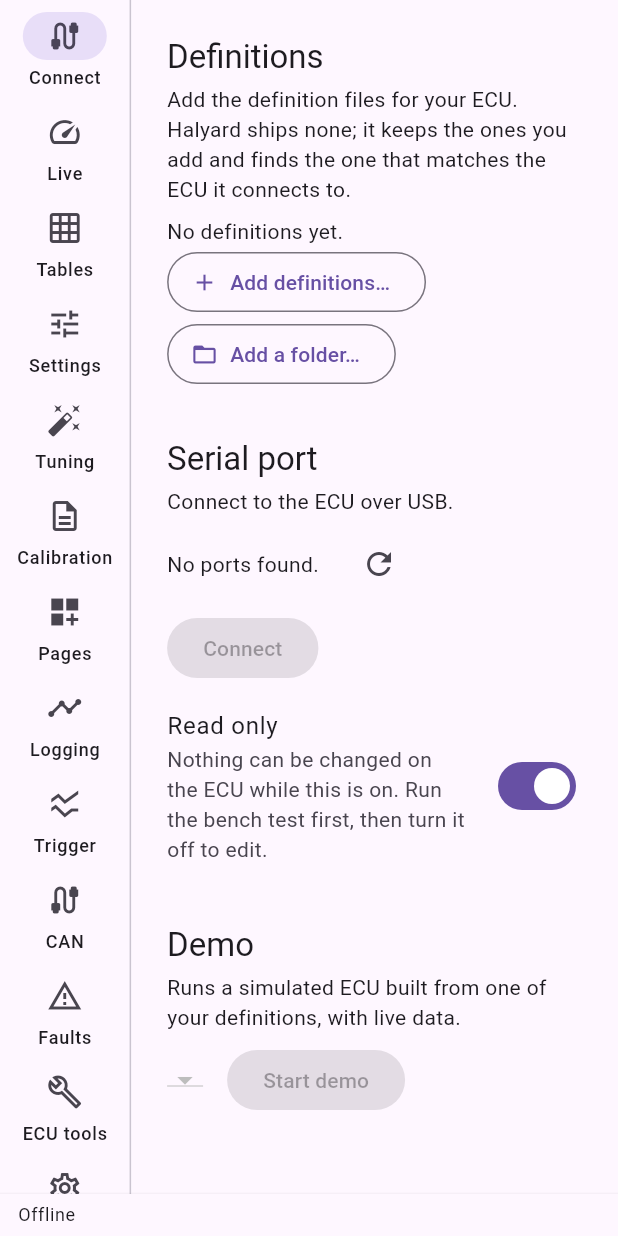
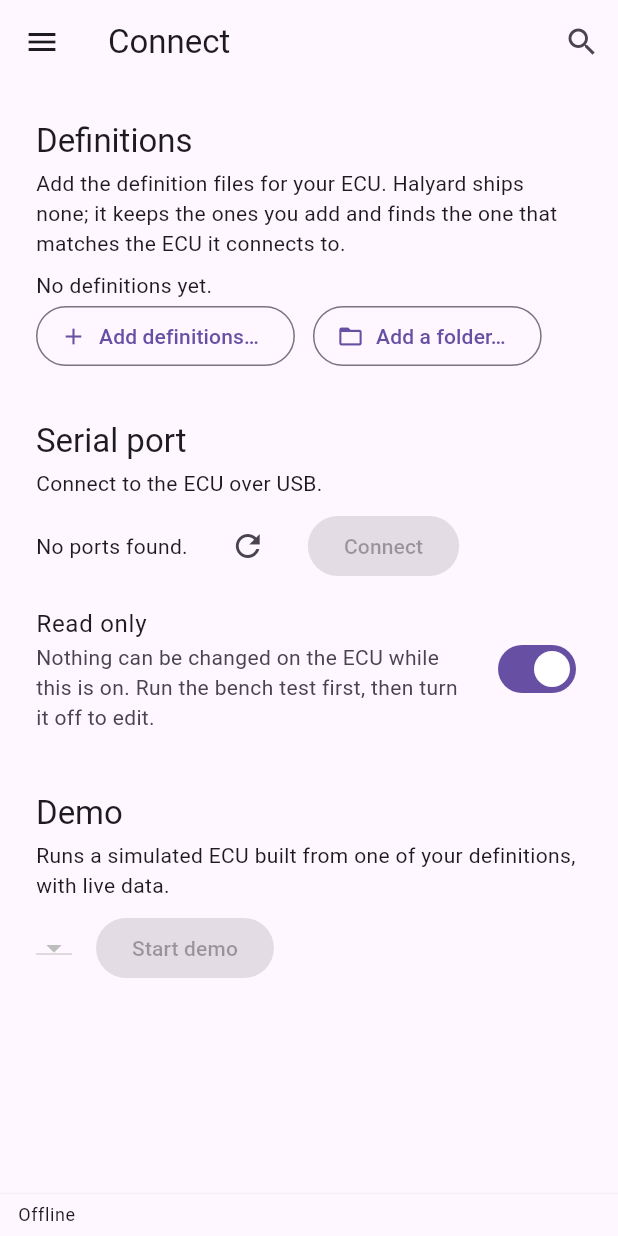
Before and after one commit to kurt-culley/Halyard, a Flutter app: the screen it shows after launch, on a phone screen of 412 x 824 dp. Run offline on Flutter 3.47's test engine with Material 3 defaults, Android fonts, the phone set to English and light mode, and no system bars; our stand-ins replace auto_route, material_ui, web; missing offline and left inert: dart:js_interop, file_selector, flutter_libserialport.

Commit message:
Phone layouts and a one-tap sample demo
The shell switches to a drawer below 720 px, the playback strip trims,
Tables shows the list and the editor in turn, and the web build serves
Halyard's own sample definition so the demo starts without a file.

Co-Authored-By: Claude Opus 5.5 <noreply@anthropic.com>
Claude-Session: https://claude.ai/code/session_01APgBrCQEMBo4JRP5wi1V3d

```diff
--- a/app/lib/app/desktop_root.dart
+++ b/app/lib/app/desktop_root.dart
@@ -1,3 +1,4 @@
+import 'package:flutter/foundation.dart' show kIsWeb;
 import 'package:halyard_core/halyard_core.dart';
 import 'package:material_ui/material_ui.dart';
 import 'package:provider/provider.dart';
@@ -14,12 +15,15 @@ import 'preferences.dart';
 /// definitions, the link the connect feature chooses and the write gate. The link is read only until the user says
 /// otherwise on the connect page.
 class DesktopRoot extends StatefulWidget {
-  const DesktopRoot({super.key, this.ports, this.storage, this.folders, this.saver});
+  const DesktopRoot({super.key, this.ports, this.storage, this.folders, this.saver, this.sample});
 
   /// The platform's when null; tests pass their own.
   final PortFinder? ports;
   final AppStorage? storage;
   final FolderPicker? folders;
+
+  /// Halyard's own sample definition; the platform's when not given (served beside the web app, none natively).
+  final DemoDefinitionSource? sample;
   final FileSaver? saver;
 
   @override
@@ -106,6 +110,7 @@ class _DesktopRootState extends State<DesktopRoot> {
         Provider.value(value: _tiles),
         Provider.value(value: _ports),
         Provider.value(value: _folders),
+        Provider<DemoDefinitionSource?>.value(value: widget.sample ?? (kIsWeb ? platformDemoDefinition() : null)),
         Provider.value(value: _saver),
         ChangeNotifierProvider.value(value: _link),
         Provider.value(value: _connection),
--- a/app/lib/app/desktop_shell.dart
+++ b/app/lib/app/desktop_shell.dart
@@ -85,8 +85,40 @@ class DesktopShellPage extends StatelessWidget {
         },
         child: Focus(
           autofocus: true,
-          child: Scaffold(
-            body: Row(
+          child: LayoutBuilder(
+            builder: (context, outer) {
+              // On a phone-width screen the destinations move into a drawer, so the page gets the width.
+              final narrow = outer.maxWidth < 720;
+              return Scaffold(
+                appBar: narrow
+                    ? AppBar(
+                        title: Text(_destinations[tabs.activeIndex].$1),
+                        actions: [
+                          IconButton(
+                            tooltip: WorkspaceStrings.palette,
+                            icon: const Icon(Icons.search),
+                            onPressed: () => openPalette(context, tabs),
+                          ),
+                        ],
+                      )
+                    : null,
+                drawer: narrow
+                    ? NavigationDrawer(
+                        selectedIndex: tabs.activeIndex,
+                        onDestinationSelected: (i) {
+                          tabs.setActiveIndex(i);
+                          Navigator.pop(context);
+                        },
+                        children: [
+                          const SizedBox(height: 12),
+                          for (final (label, icon, _) in _destinations)
+                            NavigationDrawerDestination(icon: Icon(icon), label: Text(label)),
+                        ],
+                      )
+                    : null,
+                body: narrow
+                    ? child
+                    : Row(
                         children: [
                           // The rail scrolls when the window is shorter than its destinations.
                           LayoutBuilder(
@@ -121,6 +153,8 @@ class DesktopShellPage extends StatelessWidget {
                   crossAxisAlignment: CrossAxisAlignment.stretch,
                   children: [PlaybackStrip(), _StatusBar()],
                 ),
+              );
+            },
           ),
         ),
       );
--- a/app/lib/features/connect/connect_controller.dart
+++ b/app/lib/features/connect/connect_controller.dart
@@ -12,13 +12,15 @@ class ConnectController extends ChangeNotifier {
     this._link,
     this._connection,
     this._session,
-    this._policy,
-  ) {
+    this._policy, [
+    this._sample,
+  ]) {
     _sub = _session.states.listen((_) => notifyListeners());
     unawaited(refreshPorts());
   }
 
   final SwitchablePolicy _policy;
+  final DemoDefinitionSource? _sample;
   final SavedDefinitions _saved;
   final FolderPicker _folders;
   DefinitionLibrary get _definitions => _saved.library;
@@ -88,6 +90,16 @@ class ConnectController extends ChangeNotifier {
   }
 
   /// Adds every definition in a folder the user picks; returns the files that weren't definitions.
+  /// Adds Halyard's own sample definition where the host serves one, and starts the demo on it; false without one.
+  Future<bool> startSampleDemo() async {
+    final text = await _sample?.fetch();
+    if (text == null || !await addDefinition(sampleName, text)) return false;
+    startDemo(sampleName);
+    return true;
+  }
+
+  static const sampleName = 'demo.medef';
+
   Future<List<String>> addFolder() async {
     final files = await _folders.pick('.medef');
     if (files == null) return const [];
--- a/app/lib/features/connect/connect_page.dart
+++ b/app/lib/features/connect/connect_page.dart
@@ -21,6 +21,7 @@ class ConnectPage extends StatelessWidget {
       c.read<Connection>(),
       c.read<Session>(),
       c.read<SwitchablePolicy>(),
+      c.read<DemoDefinitionSource?>(),
     ),
     child: const _ConnectView(),
   );
@@ -140,14 +141,27 @@ class _ConnectViewState extends State<_ConnectView> {
         const SizedBox(height: 4),
         Text(ConnectStrings.demoHint, style: theme.textTheme.bodyMedium),
         const SizedBox(height: 8),
-        Row(
+        if (!c.isConnected && context.read<DemoDefinitionSource?>() != null) ...[
+          OutlinedButton.icon(
+            onPressed: () async {
+              if (!await c.startSampleDemo() && context.mounted) {
+                ScaffoldMessenger.of(context).showSnackBar(const SnackBar(content: Text(ConnectStrings.noSample)));
+              }
+            },
+            icon: const Icon(Icons.play_circle_outline),
+            label: const Text(ConnectStrings.sampleDemo),
+          ),
+          const SizedBox(height: 8),
+        ],
+        Wrap(
+          spacing: 16,
+          crossAxisAlignment: WrapCrossAlignment.center,
           children: [
             DropdownButton<String>(
               value: demo,
               items: [for (final s in sources) DropdownMenuItem(value: s, child: Text(s))],
               onChanged: c.isConnected ? null : (s) => setState(() => _demoSource = s),
             ),
-            const SizedBox(width: 16),
             if (!c.isConnected)
               FilledButton(
                 onPressed: demo == null ? null : () => c.startDemo(demo),
--- a/app/lib/features/connect/strings.dart
+++ b/app/lib/features/connect/strings.dart
@@ -18,6 +18,8 @@ abstract final class ConnectStrings {
   static const demo = 'Demo';
   static const demoHint = 'Runs a simulated ECU built from one of your definitions, with live data.';
   static const startDemo = 'Start demo';
+  static const sampleDemo = 'Try the demo with the sample definition';
+  static const noSample = 'The sample definition could not be fetched.';
   static const disconnect = 'Disconnect';
   static const fileTypeLabel = 'Definitions';
   static const addFolder = 'Add a folder…';
--- a/app/lib/features/tables/strings.dart
+++ b/app/lib/features/tables/strings.dart
@@ -1,6 +1,7 @@
 abstract final class TablesStrings {
   static const notOnline = 'Connect to an ECU to see its tables.';
   static const choose = 'Choose a table.';
+  static const allTables = 'All tables';
   static const search = 'Find a table';
   static const other = 'Other';
   static const disabled = 'Disabled';
--- a/app/lib/features/tables/tables_controller.dart
+++ b/app/lib/features/tables/tables_controller.dart
@@ -107,6 +107,12 @@ class TablesController extends ChangeNotifier {
     selection = GridSelection(d.isMap ? d.rows : 1, d.cols)..setCurrentCell(1, 1);
     markStart = markEnd = null;
     message = null;
+    notifyListeners();
+  }
+
+  void deselect() {
+    selected = null;
+    selection = null;
     notifyListeners();
   }
 
--- a/app/lib/platform/storage.dart
+++ b/app/lib/platform/storage.dart
@@ -10,3 +10,6 @@ FolderPicker platformFolders() => impl.folders();
 
 /// Saving files the user keeps on this platform.
 FileSaver platformSaver() => impl.saver();
+
+/// Halyard's own synthetic definition for demo mode, where the platform serves one.
+DemoDefinitionSource platformDemoDefinition() => impl.demoDefinition();
--- a/core/lib/src/session/host_files.dart
+++ b/core/lib/src/session/host_files.dart
@@ -28,3 +28,10 @@ abstract interface class FileSaver {
   /// False when the user cancelled.
   Future<bool> save(String suggestedName, Uint8List bytes);
 }
+
+/// Where the host can fetch Halyard's own synthetic definition for demo mode (the web build serves one beside the
+/// app); none elsewhere.
+abstract interface class DemoDefinitionSource {
+  /// The definition's text, or null when there is none to fetch.
+  Future<String?> fetch();
+}
```
Also changed, not shown: app/lib/features/logging/playback_strip.dart (+7 -1 lines), app/lib/features/tables/tables_page.dart (+28 -8 lines), app/lib/platform/storage_native.dart (+8 -0 lines), app/lib/platform/storage_web.dart (+18 -0 lines), 2 other files. Lines whose indentation alone changed are shown as unchanged.
